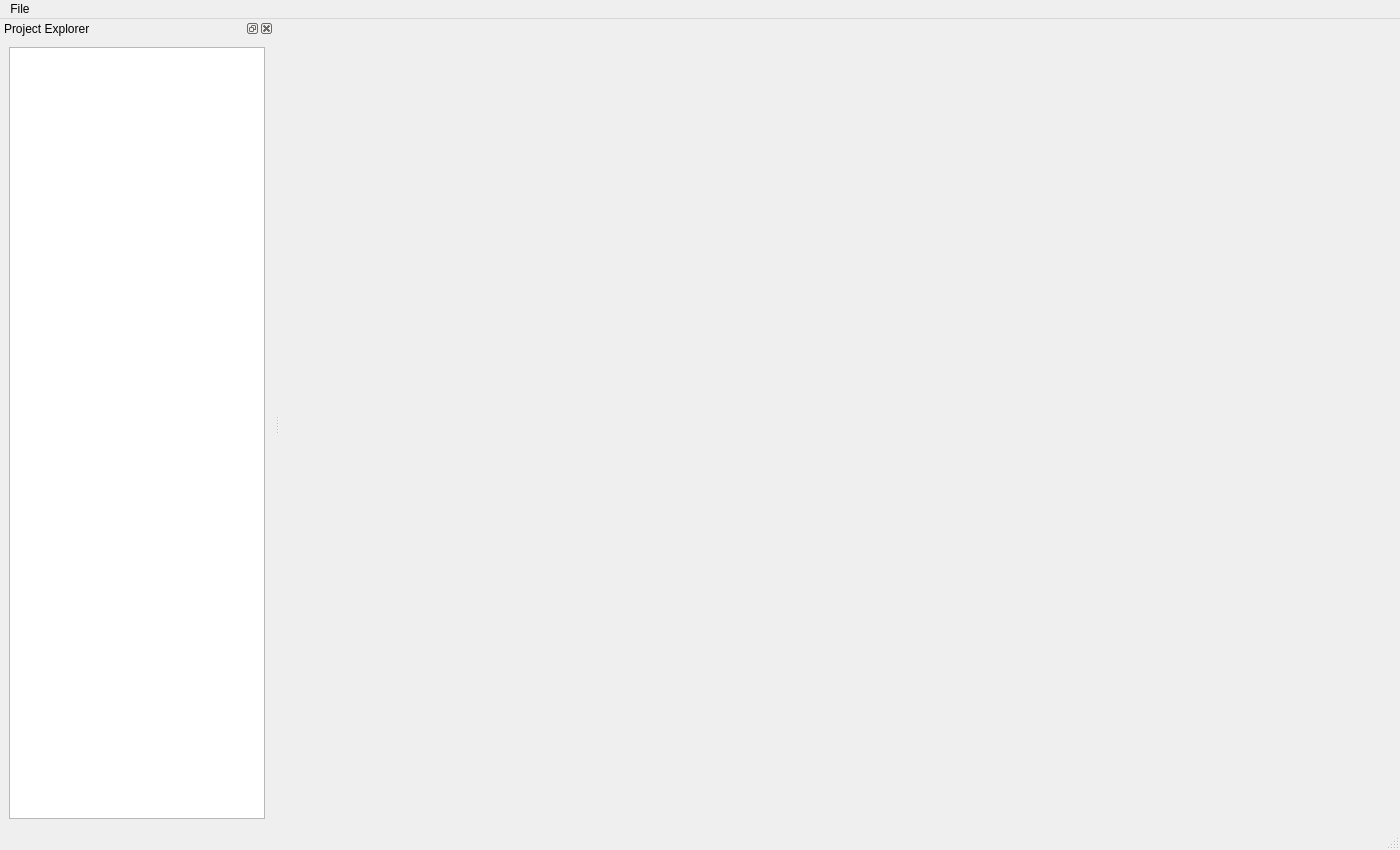
m7modelbat7/PythonApp, file app/ui/forms/main_window.ui: the form before one commit.
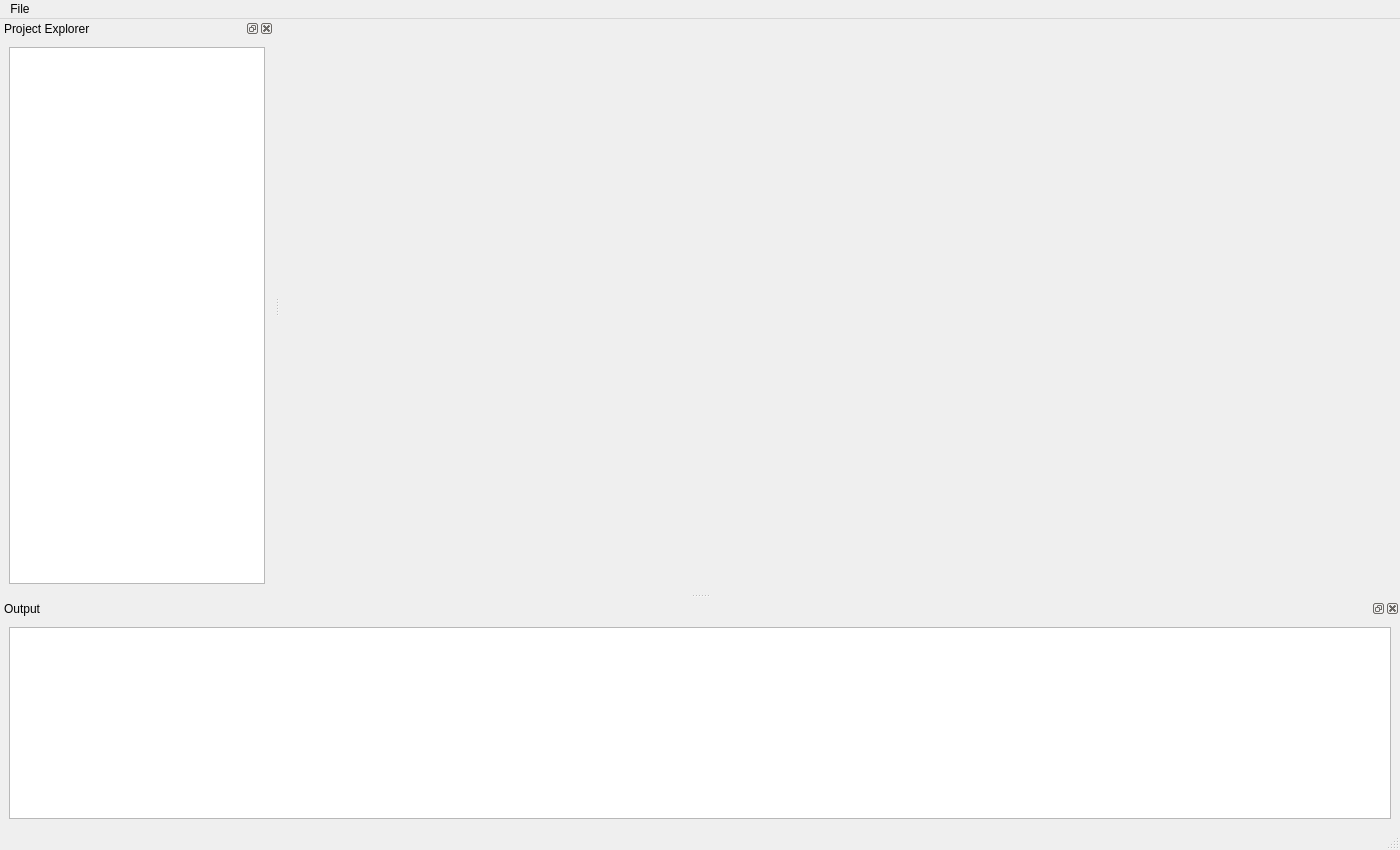
The form after the commit.

Commit message: adding output composer in the bottom

What changed in the file:
```diff
--- a/app/ui/forms/main_window.ui
+++ b/app/ui/forms/main_window.ui
@@ -59,6 +59,25 @@
     </layout>
    </widget>
   </widget>
+  <widget class="QDockWidget" name="outputDock">
+   <property name="windowTitle">
+    <string>Output</string>
+   </property>
+   <attribute name="dockWidgetArea">
+    <number>8</number>
+   </attribute>
+   <widget class="QWidget" name="dockWidgetContents_2">
+    <layout class="QVBoxLayout" name="verticalLayout_3">
+     <item>
+      <widget class="QPlainTextEdit" name="outputConsole">
+       <property name="readOnly">
+        <bool>true</bool>
+       </property>
+      </widget>
+     </item>
+    </layout>
+   </widget>
+  </widget>
   <action name="actionNewProject">
    <property name="text">
     <string>New Project</string>
```
The commit also changes 1 other file.
